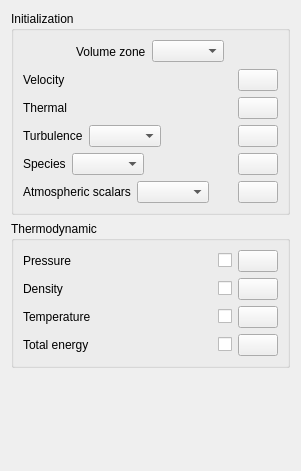
code-saturne/code_saturne, file gui/Pages/InitializationForm.ui: the form before one commit.
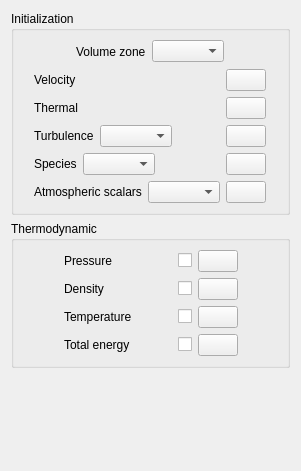
The form after the commit. Icons and pictures are not drawn.

```diff
--- a/gui/Pages/InitializationForm.ui
+++ b/gui/Pages/InitializationForm.ui
@@ -14,39 +14,13 @@
    <string>Form</string>
   </property>
   <layout class="QGridLayout" name="gridLayout_3">
-   <item row="0" column="0">
-    <spacer name="spacer">
-     <property name="orientation">
-      <enum>Qt::Horizontal</enum>
-     </property>
-     <property name="sizeHint" stdset="0">
-      <size>
-       <width>0</width>
-       <height>17</height>
-      </size>
-     </property>
-    </spacer>
-   </item>
    <item row="0" column="1">
     <widget class="QGroupBox" name="groupBoxZone">
      <property name="title">
       <string>Initialization</string>
      </property>
      <layout class="QGridLayout" name="gridLayout_2">
-      <item row="0" column="0">
-       <spacer>
-        <property name="orientation">
-         <enum>Qt::Horizontal</enum>
-        </property>
-        <property name="sizeHint" stdset="0">
-         <size>
-          <width>3</width>
-          <height>17</height>
-         </size>
-        </property>
-       </spacer>
-      </item>
-      <item row="0" column="1">
+      <item row="0" column="2">
        <layout class="QHBoxLayout" name="horizontalLayout_2">
         <item>
          <widget class="QLabel" name="labelZone">
@@ -60,7 +34,7 @@
         </item>
        </layout>
       </item>
-      <item row="0" column="2">
+      <item row="0" column="3">
        <spacer name="spacer_2">
         <property name="orientation">
          <enum>Qt::Horizontal</enum>
@@ -73,9 +47,9 @@
         </property>
        </spacer>
       </item>
-      <item row="1" column="0" colspan="3">
+      <item row="1" column="1" colspan="3">
        <layout class="QGridLayout" name="gridLayout">
-        <item row="0" column="0">
+        <item row="0" column="1">
          <layout class="QHBoxLayout" name="horizontalLayout_3">
           <item>
            <widget class="QLabel" name="labelVelocity">
@@ -116,7 +90,7 @@
           </item>
          </layout>
         </item>
-        <item row="1" column="0">
+        <item row="1" column="1">
          <layout class="QHBoxLayout" name="horizontalLayout_4">
           <item>
            <widget class="QLabel" name="labelThermal">
@@ -157,7 +131,7 @@
           </item>
          </layout>
         </item>
-        <item row="2" column="0">
+        <item row="2" column="1">
          <layout class="QHBoxLayout" name="horizontalLayout">
           <item>
            <widget class="QLabel" name="labelTurbulence">
@@ -201,7 +175,7 @@
           </item>
          </layout>
         </item>
-        <item row="3" column="0">
+        <item row="3" column="1">
          <layout class="QHBoxLayout" name="_2">
           <property name="spacing">
            <number>6</number>
@@ -251,7 +225,7 @@
           </item>
          </layout>
         </item>
-        <item row="4" column="0">
+        <item row="4" column="1">
          <layout class="QHBoxLayout" name="_4">
           <property name="spacing">
            <number>6</number>
@@ -303,22 +277,48 @@
         </item>
        </layout>
       </item>
+      <item row="0" column="0">
+       <spacer name="horizontalSpacer">
+        <property name="orientation">
+         <enum>Qt::Horizontal</enum>
+        </property>
+        <property name="sizeHint" stdset="0">
+         <size>
+          <width>40</width>
+          <height>20</height>
+         </size>
+        </property>
+       </spacer>
+      </item>
+      <item row="0" column="1">
+       <spacer>
+        <property name="orientation">
+         <enum>Qt::Horizontal</enum>
+        </property>
+        <property name="sizeHint" stdset="0">
+         <size>
+          <width>3</width>
+          <height>17</height>
+         </size>
+        </property>
+       </spacer>
+      </item>
+      <item row="0" column="4">
+       <spacer name="horizontalSpacer_3">
+        <property name="orientation">
+         <enum>Qt::Horizontal</enum>
+        </property>
+        <property name="sizeHint" stdset="0">
+         <size>
+          <width>40</width>
+          <height>20</height>
+         </size>
+        </property>
+       </spacer>
+      </item>
      </layout>
     </widget>
    </item>
-   <item row="0" column="2">
-    <spacer name="spacer_3">
-     <property name="orientation">
-      <enum>Qt::Horizontal</enum>
-     </property>
-     <property name="sizeHint" stdset="0">
-      <size>
-       <width>0</width>
-       <height>17</height>
-      </size>
-     </property>
-    </spacer>
-   </item>
    <item row="1" column="1">
     <widget class="QGroupBox" name="groupBoxThermodynamic">
      <property name="title">
@@ -331,7 +331,7 @@
       <property name="spacing">
        <number>6</number>
       </property>
-      <item row="0" column="0">
+      <item row="0" column="1">
        <layout class="QVBoxLayout" name="_5">
         <property name="spacing">
          <number>6</number>
@@ -557,6 +557,32 @@
         </item>
        </layout>
       </item>
+      <item row="0" column="0">
+       <spacer name="horizontalSpacer_2">
+        <property name="orientation">
+         <enum>Qt::Horizontal</enum>
+        </property>
+        <property name="sizeHint" stdset="0">
+         <size>
+          <width>40</width>
+          <height>20</height>
+         </size>
+        </property>
+       </spacer>
+      </item>
+      <item row="0" column="2">
+       <spacer name="horizontalSpacer_4">
+        <property name="orientation">
+         <enum>Qt::Horizontal</enum>
+        </property>
+        <property name="sizeHint" stdset="0">
+         <size>
+          <width>40</width>
+          <height>20</height>
+         </size>
+        </property>
+       </spacer>
+      </item>
      </layout>
     </widget>
    </item>
```
